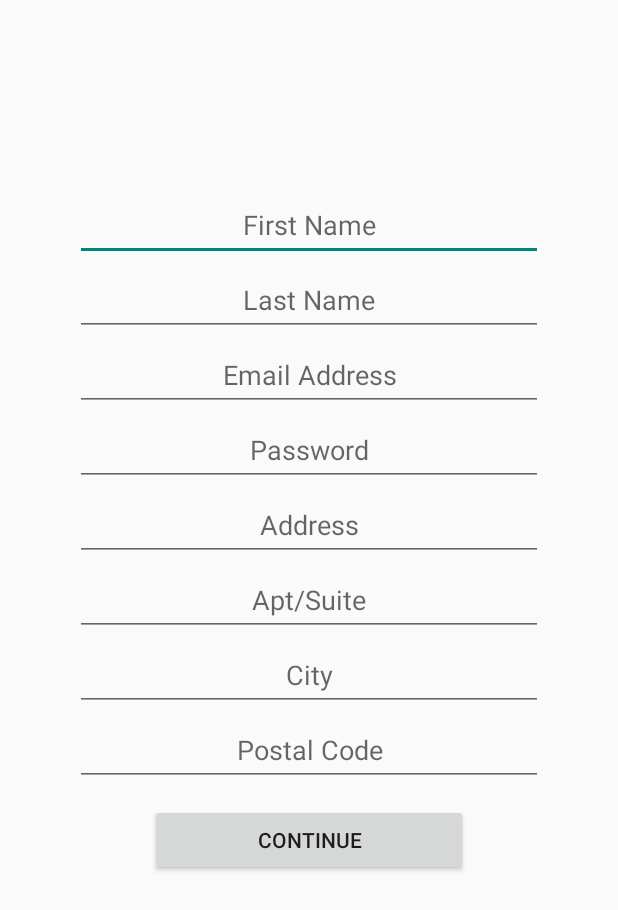
After one commit to Georgin11/Mealer_App, an Android app: the ClientRegistration screen opened directly, with no data from a screen before it, on a phone screen of 412 x 824 dp. The commit adds this screen. Shown: the top 910 px of the screen. Run offline under Robolectric (Android 15) with nearby library versions, the light colour scheme and no system bars.

Commit message:
Georgin's original files now connect to client registration which connects to credit card info; I still need to create variables to store all the user input and make the credit card page bring the user back to home screen.

```diff
--- /dev/null
+++ b/app/src/main/java/com/example/Mealer_App/ClientRegistration.java
@@ -0,0 +1,21 @@
+package com.example.Mealer_App;
+
+import androidx.appcompat.app.AppCompatActivity;
+
+import android.content.Intent;
+import android.os.Bundle;
+import android.view.View;
+
+public class ClientRegistration extends AppCompatActivity {
+
+    @Override
+    protected void onCreate(Bundle savedInstanceState) {
+        super.onCreate(savedInstanceState);
+        setContentView(R.layout.activity_client_registration);
+    }
+
+    public void onContinue(View view){
+        Intent intent = new Intent(getApplicationContext(), CreditCardInfo.class);
+        startActivity(intent);
+    }
+}
--- a/app/src/main/java/com/example/Mealer_App/Sign_Up.java
+++ b/app/src/main/java/com/example/Mealer_App/Sign_Up.java
@@ -16,6 +16,7 @@ public class Sign_Up extends AppCompatActivity {
         super.onCreate(savedInstanceState);
         setContentView(R.layout.activity_sign_up);
     }
+
     public void GoBack(View view) {
         //Creating a Return intent to pass to the Main Activity
         Intent returnIntent = new Intent();
@@ -23,5 +24,9 @@ public class Sign_Up extends AppCompatActivity {
         finish();
     }
 
+    public void onClient(View view){
+        Intent intent = new Intent(getApplicationContext(), ClientRegistration.class);
+        startActivity(intent);
+    }
 
 }
--- /dev/null
+++ b/app/src/main/res/layout/activity_client_registration.xml
@@ -0,0 +1,156 @@
+<?xml version="1.0" encoding="utf-8"?>
+<androidx.constraintlayout.widget.ConstraintLayout xmlns:android="http://schemas.android.com/apk/res/android"
+    xmlns:app="http://schemas.android.com/apk/res-auto"
+    xmlns:tools="http://schemas.android.com/tools"
+    android:layout_width="match_parent"
+    android:layout_height="match_parent"
+    tools:context=".ClientRegistration">
+
+    <RelativeLayout
+        android:layout_width="match_parent"
+        android:layout_height="match_parent">
+
+        <EditText
+            android:id="@+id/editText_ClientName"
+            android:layout_width="wrap_content"
+            android:layout_height="wrap_content"
+            android:layout_alignParentStart="true"
+            android:layout_alignParentEnd="true"
+            android:layout_alignParentBottom="true"
+            android:layout_marginStart="50dp"
+            android:layout_marginEnd="50dp"
+            android:layout_marginBottom="650dp"
+            android:ems="10"
+            android:gravity="center"
+            android:hint="First Name"
+            android:inputType="textPersonName"
+            android:minHeight="48dp" />
+
+        <EditText
+            android:id="@+id/editText_ClientLastName"
+            android:layout_width="wrap_content"
+            android:layout_height="wrap_content"
+            android:layout_alignBottom="@+id/editText_ClientName"
+            android:layout_alignParentStart="true"
+            android:layout_alignParentEnd="true"
+            android:layout_marginStart="50dp"
+            android:layout_marginEnd="50dp"
+            android:layout_marginBottom="-50dp"
+            android:ems="10"
+            android:gravity="center"
+            android:hint="Last Name"
+            android:inputType="textPersonName"
+            android:minHeight="48dp" />
+
+        <EditText
+            android:id="@+id/editTextEmailAddress"
+            android:layout_width="wrap_content"
+            android:layout_height="wrap_content"
+            android:layout_alignBottom="@+id/editText_ClientLastName"
+            android:layout_alignParentStart="true"
+            android:layout_alignParentEnd="true"
+            android:layout_marginStart="50dp"
+            android:layout_marginEnd="50dp"
+            android:layout_marginBottom="-50dp"
+            android:ems="10"
+            android:gravity="center"
+            android:hint="Email Address"
+            android:inputType="textEmailAddress"
+            android:minHeight="48dp" />
+
+        <EditText
+            android:id="@+id/editText_ClientPassword"
+            android:layout_width="wrap_content"
+            android:layout_height="wrap_content"
+            android:layout_alignBottom="@+id/editTextEmailAddress"
+            android:layout_alignParentStart="true"
+            android:layout_alignParentEnd="true"
+            android:layout_marginStart="50dp"
+            android:layout_marginEnd="50dp"
+            android:layout_marginBottom="-50dp"
+            android:ems="10"
+            android:gravity="center"
+            android:hint="Password"
+            android:inputType="textPassword"
+            android:minHeight="48dp" />
+
+        <EditText
+            android:id="@+id/editText_ClientAddress"
+            android:layout_width="wrap_content"
+            android:layout_height="wrap_content"
+            android:layout_alignBottom="@+id/editText_ClientPassword"
+            android:layout_alignParentStart="true"
+            android:layout_alignParentEnd="true"
+            android:layout_marginStart="50dp"
+            android:layout_marginEnd="50dp"
+            android:layout_marginBottom="-50dp"
+            android:ems="10"
+            android:gravity="center"
+            android:hint="Address"
+            android:inputType="textPersonName"
+            android:minHeight="48dp" />
+
+        <EditText
+            android:id="@+id/editText_ClientApt"
+            android:layout_width="wrap_content"
+            android:layout_height="wrap_content"
+            android:layout_alignBottom="@+id/editText_ClientAddress"
+            android:layout_alignParentStart="true"
+            android:layout_alignParentEnd="true"
+            android:layout_marginStart="50dp"
+            android:layout_marginEnd="50dp"
+            android:layout_marginBottom="-50dp"
+            android:ems="10"
+            android:gravity="center"
+            android:hint="Apt/Suite"
+            android:inputType="textPersonName"
+            android:minHeight="48dp" />
+
+        <EditText
+            android:id="@+id/editText_ClientCity"
+            android:layout_width="wrap_content"
+            android:layout_height="wrap_content"
+            android:layout_alignBottom="@+id/editText_ClientApt"
+            android:layout_alignParentStart="true"
+            android:layout_alignParentEnd="true"
+            android:layout_marginStart="50dp"
+            android:layout_marginEnd="50dp"
+            android:layout_marginBottom="-50dp"
+            android:ems="10"
+            android:gravity="center"
+            android:hint="City"
+            android:inputType="textPersonName"
+            android:minHeight="48dp" />
+
+        <EditText
+            android:id="@+id/editText_ClientPostal"
+            android:layout_width="wrap_content"
+            android:layout_height="wrap_content"
+            android:layout_alignBottom="@+id/editText_ClientCity"
+            android:layout_alignParentStart="true"
+            android:layout_alignParentEnd="true"
+            android:layout_marginStart="50dp"
+            android:layout_marginEnd="50dp"
+            android:layout_marginBottom="-50dp"
+            android:ems="10"
+            android:gravity="center"
+            android:hint="Postal Code"
+            android:inputType="textPersonName"
+            android:minHeight="48dp" />
+
+        <Button
+            android:id="@+id/button6"
+            android:layout_width="wrap_content"
+            android:layout_height="wrap_content"
+            android:layout_alignBottom="@+id/editText_ClientPostal"
+            android:layout_alignParentStart="true"
+            android:layout_alignParentEnd="true"
+            android:layout_marginStart="100dp"
+            android:layout_marginEnd="100dp"
+            android:layout_marginBottom="-60dp"
+            android:gravity="center"
+            android:text="Continue"
+            android:onClick="onContinue"/>
+
+    </RelativeLayout>
+</androidx.constraintlayout.widget.ConstraintLayout>
--- a/app/src/main/res/layout/activity_sign_up.xml
+++ b/app/src/main/res/layout/activity_sign_up.xml
@@ -46,7 +46,8 @@
         android:contentDescription="@string/app_name"
         app:layout_constraintEnd_toEndOf="parent"
         app:layout_constraintTop_toTopOf="parent"
-        tools:srcCompat="@tools:sample/avatars" />
+        tools:srcCompat="@tools:sample/avatars"
+        android:onClick="onClient"/>
 
     <ImageButton
         android:id="@+id/imageButton2"
```
Also changed, not shown: app/src/main/AndroidManifest.xml (+22 -8 lines), app/src/main/java/com/example/Mealer_App/CreditCardInfo.java (added, +19 -0 lines), app/src/main/res/layout/activity_credit_card_info.xml (added, +161 -0 lines).
